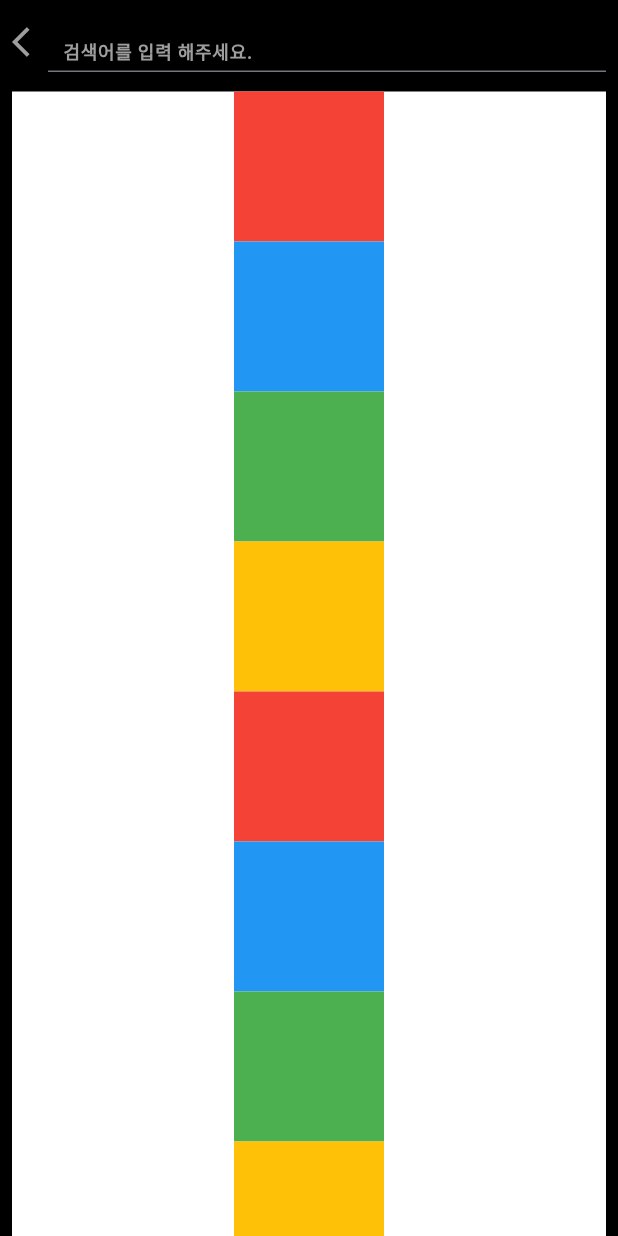
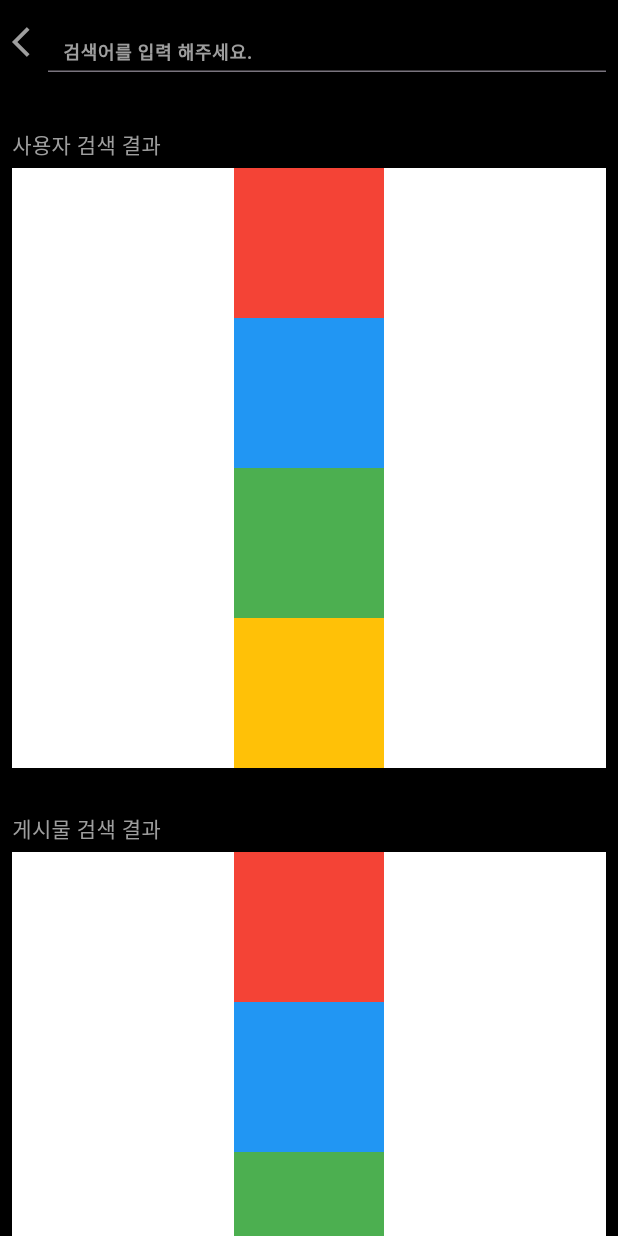
Before and after one commit to Astrum93/Flutter_Music_Is_Life, a Flutter app: the SearchFragment screen opened directly, on a phone screen of 412 x 824 dp. Run offline on Flutter 3.47's test engine with Material 3 defaults, Android fonts, the phone set to English and light mode, and no system bars; our stand-ins replace cloud_firestore, dotted_border, firebase_auth, firebase_core, firebase_messaging, firebase_storage and 3 more; missing offline and left inert: beautiful_soup_dart; accounts and stored records are empty; generated files the repository leaves out were written again.

Commit message:
240317 SearchFragment UI 구조 수정

```diff
--- a/lib/main/tab/search/search_fragment.dart
+++ b/lib/main/tab/search/search_fragment.dart
@@ -1,4 +1,6 @@
+import 'package:MusicIsLife/common/widget/width_height_widget.dart';
 import 'package:MusicIsLife/main/tab/search/search_app_bar.dart';
+import 'package:MusicIsLife/main/tab/search/search_result_contents_screen.dart';
 import 'package:MusicIsLife/main/tab/search/search_result_user_screen.dart';
 import 'package:flutter/material.dart';
 
@@ -19,7 +21,10 @@ class _SearchFragmentState extends State<SearchFragment> {
         appBar: SearchAppBar(controller: controller),
         body: ListView(
           children: const [
+            height30,
             SearchResultUser(),
+            height30,
+            SearchResultContents(),
           ],
         ),
       ),
--- a/lib/main/tab/search/search_result_contents_screen.dart
+++ b/lib/main/tab/search/search_result_contents_screen.dart
@@ -16,10 +16,15 @@ class _SearchResultContentsState extends State<SearchResultContents> {
       child: Column(
         crossAxisAlignment: CrossAxisAlignment.start,
         children: [
+          const Text(
+            '게시물 검색 결과',
+            style: TextStyle(color: Colors.grey),
+          ),
           height5,
           Container(
             color: Colors.white,
             width: MediaQuery.of(context).size.width,
+            height: 400,
             child: SingleChildScrollView(
               scrollDirection: Axis.vertical,
               child: Column(
--- a/lib/main/tab/search/search_result_user_screen.dart
+++ b/lib/main/tab/search/search_result_user_screen.dart
@@ -16,10 +16,15 @@ class _SearchResultUserState extends State<SearchResultUser> {
       child: Column(
         crossAxisAlignment: CrossAxisAlignment.start,
         children: [
+          const Text(
+            '사용자 검색 결과',
+            style: TextStyle(color: Colors.grey),
+          ),
           height5,
           Container(
             color: Colors.white,
             width: MediaQuery.of(context).size.width,
+            height: 400,
             child: SingleChildScrollView(
               scrollDirection: Axis.vertical,
               child: Column(
```
